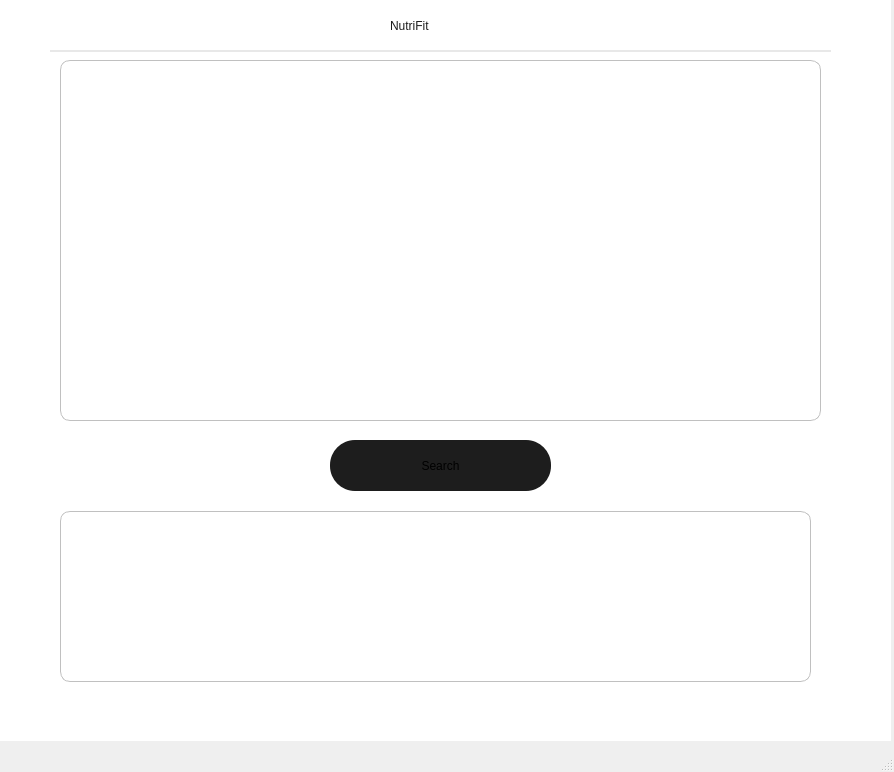
Above: Scanner.ui from jackfroot30/nuts-and-froots before the change. Below: the same form after it.
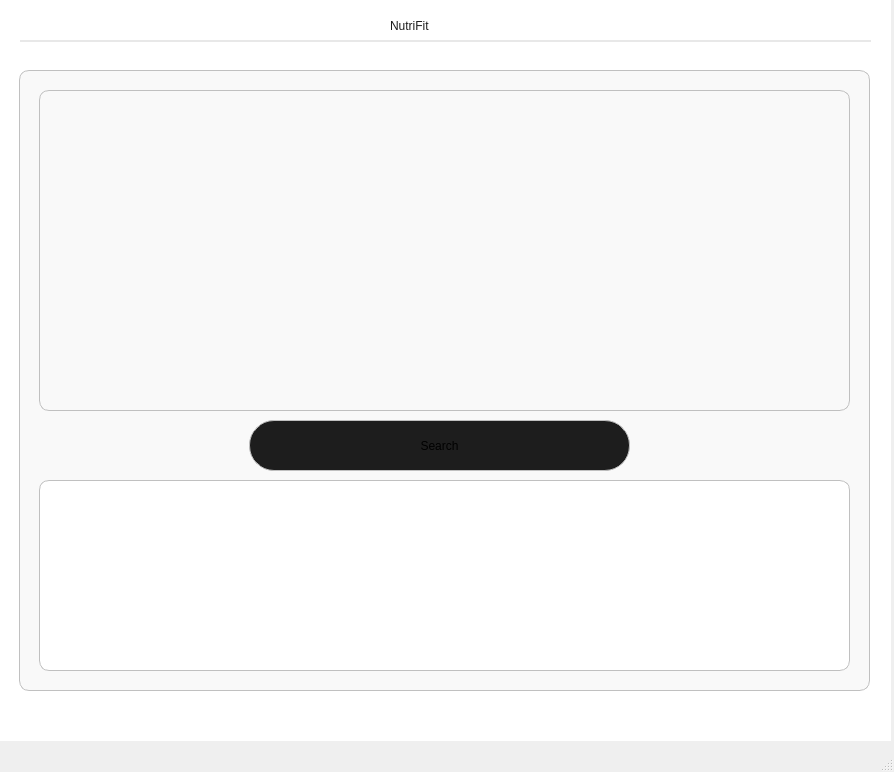
That is the form after the change.

```diff
--- a/Scanner.ui
+++ b/Scanner.ui
@@ -29,35 +29,12 @@
 
 }</string>
     </property>
-    <widget class="QFrame" name="cam_frame">
-     <property name="geometry">
-      <rect>
-       <x>60</x>
-       <y>70</y>
-       <width>761</width>
-       <height>361</height>
-      </rect>
-     </property>
-     <property name="styleSheet">
-      <string notr="true">QFrame{
-background-color: transparent;
-border:1px solid #c0c0c0;
-border-radius:10px
-}</string>
-     </property>
-     <property name="frameShape">
-      <enum>QFrame::Shape::StyledPanel</enum>
-     </property>
-     <property name="frameShadow">
-      <enum>QFrame::Shadow::Raised</enum>
-     </property>
-    </widget>
     <widget class="Line" name="line">
      <property name="geometry">
       <rect>
-       <x>50</x>
-       <y>60</y>
-       <width>781</width>
+       <x>20</x>
+       <y>50</y>
+       <width>851</width>
        <height>2</height>
       </rect>
      </property>
@@ -85,19 +62,58 @@
       <string notr="true">QLabel{
 	font:600 25px &quot;Epilogue&quot;;
 	color:#1D1D1D;
-	background-color:white;
+	background-color:transparent;
 }</string>
      </property>
      <property name="text">
       <string>NutriFit</string>
      </property>
     </widget>
+    <widget class="QWidget" name="widget_2" native="true">
+     <property name="geometry">
+      <rect>
+       <x>19</x>
+       <y>80</y>
+       <width>851</width>
+       <height>621</height>
+      </rect>
+     </property>
+     <property name="styleSheet">
+      <string notr="true">QWidget{
+background-color:#F9F9F9;
+border-radius:10px;
+border:1px solid#c0c0c0
+}</string>
+     </property>
+     <widget class="QFrame" name="cam_frame">
+      <property name="geometry">
+       <rect>
+        <x>20</x>
+        <y>20</y>
+        <width>811</width>
+        <height>321</height>
+       </rect>
+      </property>
+      <property name="styleSheet">
+       <string notr="true">QFrame{
+background-color: transparent;
+border:1px solid #c0c0c0;
+border-radius:10px
+}</string>
+      </property>
+      <property name="frameShape">
+       <enum>QFrame::Shape::StyledPanel</enum>
+      </property>
+      <property name="frameShadow">
+       <enum>QFrame::Shadow::Raised</enum>
+      </property>
+     </widget>
     <widget class="QPushButton" name="search_btn">
      <property name="geometry">
       <rect>
-       <x>330</x>
-       <y>450</y>
-       <width>221</width>
+        <x>230</x>
+        <y>350</y>
+        <width>381</width>
        <height>51</height>
       </rect>
      </property>
@@ -115,10 +131,10 @@
     <widget class="QListWidget" name="listWidget">
      <property name="geometry">
       <rect>
-       <x>60</x>
-       <y>521</y>
-       <width>751</width>
-       <height>171</height>
+        <x>20</x>
+        <y>410</y>
+        <width>811</width>
+        <height>191</height>
       </rect>
      </property>
      <property name="styleSheet">
@@ -133,6 +149,7 @@
 padding-left:20px
 }</string>
      </property>
+     </widget>
     </widget>
    </widget>
   </widget>
```
Lines whose indentation alone changed are shown as unchanged.
